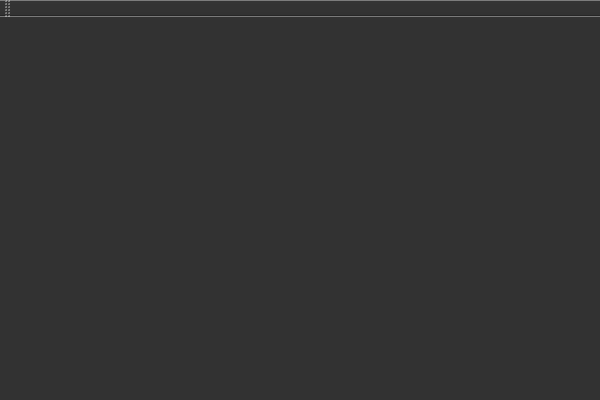
The window that src/OpenCOVER/DrivingSim/oddlot/src/mainwindow.ui (hlrs-vis/covise) describes before a commit, drawn with Qt 5.
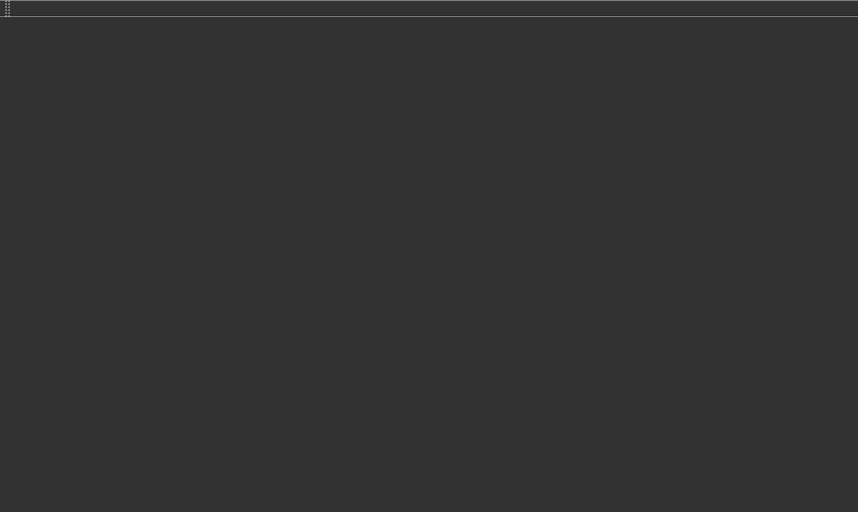
The same window after the commit. Icons and pictures are not drawn.

The edit to the form file:
```diff
--- a/src/OpenCOVER/DrivingSim/oddlot/src/mainwindow.ui
+++ b/src/OpenCOVER/DrivingSim/oddlot/src/mainwindow.ui
@@ -6,8 +6,8 @@
    <rect>
     <x>0</x>
     <y>0</y>
-    <width>600</width>
-    <height>400</height>
+    <width>858</width>
+    <height>512</height>
    </rect>
   </property>
   <property name="windowTitle">
@@ -21,6 +21,10 @@
 background-color: rgb(50,50,50);
 color: white;
 font: normal 10px;
+/*margin-left: 1px;
+margin-right: 1px;
+margin-top: 1px;
+margin-bottom: 1px;*/
 }
 QMainWindow{
 background-color: rgb(50, 50, 50);
@@ -32,7 +36,7 @@
 border-color: gray;
 /* border-radius: 10px; */
 font: normal 10px;
-padding: 3px;
+padding: 0px;
 min-width: 3em;
 }
 QScrollBar:vertical {
@@ -99,9 +103,77 @@
 }
 
 
+QTabWidget::pane { /* The tab widget frame */
+    border-top: 2px solid #323232;
+}
 
+QTabWidget::tab-bar {
+    left: 5px; /* move to the right by 5px */
+}
 
+/* Style the tab using the tab sub-control. Note that
+    it reads QTabBar _not_ QTabWidget */
+QTabBar::tab {
+    background: qlineargradient(x1: 0, y1: 0, x2: 0, y2: 1,
+                                stop: 0 #626262, stop: 0.4 #525252,
+                                stop: 0.5 #323232, stop: 1.0 #303030);
+    color: white;
+    border: 2px solid #C4C4C3;
+    border-bottom-color: #323232; /* same as the pane color */
+    border-top-left-radius: 4px;
+    border-top-right-radius: 4px;
+    min-width: 8ex;
+    padding: 2px;
+}
 
+QTabBar::tab:selected, QTabBar::tab:hover {
+    background: qlineargradient(x1: 0, y1: 0, x2: 0, y2: 1,
+                                stop: 0 #fafafa, stop: 0.4 #f4f4f4,
+                                stop: 0.5 #e7e7e7, stop: 1.0 #fafafa);
+    color: black;
+}
+
+QTabBar::tab:selected {
+
+    color: black;
+    border-color: #525252;
+    border-bottom-color: #323232; /* same as pane color */
+}
+
+QTabBar::tab:!selected {
+    margin-top: 2px; /* make non-selected tabs look smaller */
+}
+
+/* make use of negative margins for overlapping tabs */
+QTabBar::tab:selected {
+    /* expand/overlap to the left and right by 4px */
+    margin-left: -4px;
+    margin-right: -4px;
+}
+
+QTabBar::tab:first:selected {
+    margin-left: 0; /* the first selected tab has nothing to overlap with on the left */
+}
+
+QTabBar::tab:last:selected {
+    margin-right: 0; /* the last selected tab has nothing to overlap with on the right */
+}
+
+QTabBar::tab:only-one {
+    margin: 0; /* if there is only one tab, we don't want overlapping margins */
+}
+
+QSplitter::handle:vertical {
+background: qlineargradient(x1:0, y1:0, x2:0, y2:1,
+    stop:0 #eee, stop:1 #ccc);
+border: 1px solid #777;
+height: 3px;
+margin-left: 2px;
+margin-right: 2px;
+margin-top: 1px;
+margin-bottom: 1px;
+border-radius: 4px;
+}
 
 </string>
   </property>
```
Left out of the diff: 2 changed lines with no effect on the pictures.
